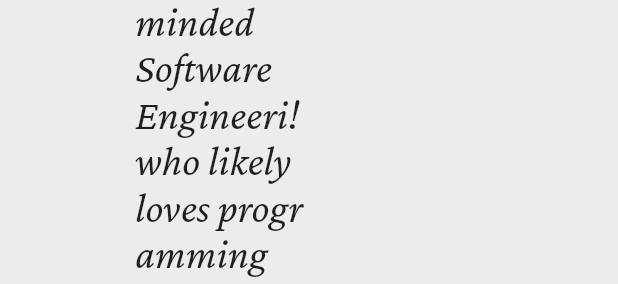
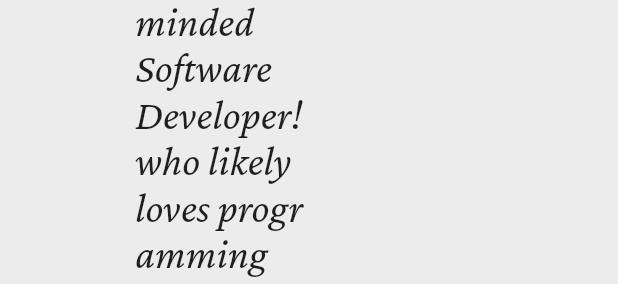
Before and after one commit to yashwant9753/Portfolio, a Flutter app: the DesktopAboutMe widget shown alone on an empty page, opened directly, on a phone screen of 412 x 824 dp. Shown: the part 398-682 px from the top of the screen. Run offline on Flutter 3.47's test engine with Material 2 defaults, Android fonts, the phone set to English and light mode, and no system bars; drawn by our look-alikes of auto_size_text; our stand-ins replace animated_text_kit, google_fonts, icons_plus, velocity_x; missing offline and left inert: dart:html; project files that could hold a hidden picture were left out.

Commit message:
Update aboutMe.dart

```diff
--- a/lib/aboutMe.dart
+++ b/lib/aboutMe.dart
@@ -53,7 +53,7 @@ class _DesktopAboutMeState extends State<DesktopAboutMe> {
                   Container(
                     padding: EdgeInsets.only(left: 10.1, top: 20),
                     child: AutoSizeText(
-                      """I'm a simple-minded Software Engineeri! who likely loves programming and Gaming,\nI always try to work in a minimalistic way so things are turn simple and easy to understand. \nApplication Development, Data Science, Cloud computing, \nand illustration are my kin interest things w hich I love to learn.Currently, \nI'm working on sharpening my skill in Flutter, ReactJS, UX/UI Design, and DSA.""",
+                      """I'm a simple-minded Software Developer! who likely loves programming and Gaming,\nI always try to work in a minimalistic way so things are turn simple and easy to understand. \nApplication Development, Data Science, Cloud computing, \nand illustration are my kin interest things w hich I love to learn.Currently, \nI'm working on sharpening my skill in Flutter, ReactJS, UX/UI Design, and DSA.""",
                       maxFontSize: 28,
                       style: TextStyle(
                           fontSize: 28,
@@ -148,7 +148,7 @@ class _TabletAboutMeState extends State<TabletAboutMe> {
                   Container(
                     padding: EdgeInsets.only(left: 10.1, top: 20),
                     child: AutoSizeText(
-                      """I'm a simple-minded Software Engineeri! who likely loves programming and Gaming,\nI always try to work in a minimalistic way so things are turn simple and easy to understand. \nApplication Development, Data Science, Cloud computing, \nand illustration are my kin interest things w hich I love to learn.Currently, \nI'm working on sharpening my skill in Flutter, ReactJS, UX/UI Design, and DSA.""",
+                      """I'm a simple-minded Software Developer! who likely loves programming and Gaming,\nI always try to work in a minimalistic way so things are turn simple and easy to understand. \nApplication Development, Data Science, Cloud computing, \nand illustration are my kin interest things w hich I love to learn.Currently, \nI'm working on sharpening my skill in Flutter, ReactJS, UX/UI Design, and DSA.""",
                       maxFontSize: 30,
                       minFontSize: 20,
                       style: TextStyle(
@@ -230,7 +230,7 @@ class _MobileAboutMeState extends State<MobileAboutMe> {
             Container(
               padding: EdgeInsets.only(left: 19.1),
               child: AutoSizeText(
-                """I'm a simple-minded Software Engineeri! who likely loves programming and Gaming,\nI always try to work in a minimalistic way so things are turn simple and easy to understand. \nApplication Development, Data Science, Cloud computing, \nand illustration are my kin interest things w hich I love to learn.Currently, \nI'm working on sharpening my skill in Flutter, ReactJS, UX/UI Design, and DSA.""",
+                """I'm a simple-minded Software Developer! who likely loves programming and Gaming,\nI always try to work in a minimalistic way so things are turn simple and easy to understand. \nApplication Development, Data Science, Cloud computing, \nand illustration are my kin interest things w hich I love to learn.Currently, \nI'm working on sharpening my skill in Flutter, ReactJS, UX/UI Design, and DSA.""",
                 maxFontSize: 28,
                 maxLines: 10,
                 style: TextStyle(
```
